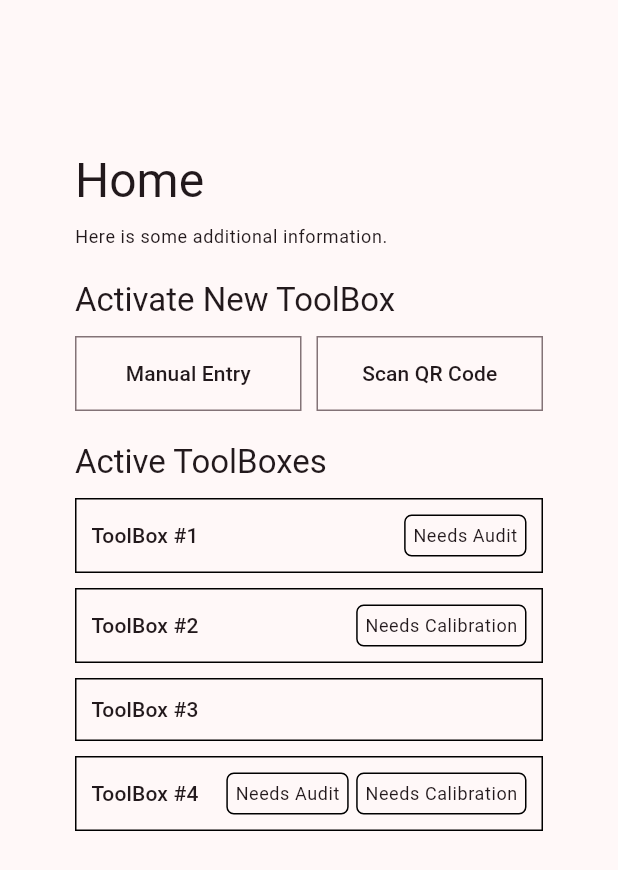
After one commit to aryan-parcell/toolsight, a Flutter app: the screen it shows after launch, after a tap on "Login", on a phone screen of 412 x 824 dp. The commit adds this screen. Shown: the top 870 px of the screen. Run offline on Flutter 3.47's test engine with Material 3 defaults, Android fonts, the phone set to English and light mode, and no system bars; our stand-ins replace go_router.

Commit message:
Create and reuse shared app_scaffold

```diff
--- a/lib/pages/home.dart
+++ b/lib/pages/home.dart
@@ -1,5 +1,6 @@
 import 'package:flutter/material.dart';
 import 'package:go_router/go_router.dart';
+import 'package:toolsight/widgets/app_scaffold.dart';
 import 'package:toolsight/widgets/wide_button.dart';
 import 'package:toolsight/models/toolbox.dart';
 import 'package:toolsight/router.dart';
@@ -36,9 +37,8 @@ class _HomeState extends State<Home> {
 
   @override
   Widget build(BuildContext context) {
-    return Scaffold(
-      body: Padding(
-        padding: const EdgeInsets.symmetric(horizontal: 50, vertical: 100),
+    return AppScaffold(
+      allowBack: false,
       child: Column(
         crossAxisAlignment: CrossAxisAlignment.start,
         spacing: 20,
@@ -102,7 +102,6 @@ class _HomeState extends State<Home> {
           ),
         ],
       ),
-      ),
     );
   }
 }
--- a/lib/pages/login.dart
+++ b/lib/pages/login.dart
@@ -1,5 +1,6 @@
 import 'package:flutter/material.dart';
 import 'package:go_router/go_router.dart';
+import 'package:toolsight/widgets/app_scaffold.dart';
 import 'package:toolsight/widgets/text_input_section.dart';
 import 'package:toolsight/widgets/wide_button.dart';
 import 'package:toolsight/router.dart';
@@ -26,9 +27,8 @@ class _LoginState extends State<Login> {
 
   @override
   Widget build(BuildContext context) {
-    return Scaffold(
-      body: Padding(
-        padding: const EdgeInsets.symmetric(horizontal: 50, vertical: 100),
+    return AppScaffold(
+      allowBack: false,
       child: Column(
         mainAxisAlignment: MainAxisAlignment.center,
         spacing: 20,
@@ -71,7 +71,6 @@ class _LoginState extends State<Login> {
           ),
         ],
       ),
-      ),
     );
   }
 }
--- /dev/null
+++ b/lib/widgets/app_scaffold.dart
@@ -0,0 +1,41 @@
+import 'package:flutter/material.dart';
+import 'package:go_router/go_router.dart';
+
+class AppScaffold extends StatefulWidget {
+  final Widget child;
+  final bool allowBack;
+
+  const AppScaffold({
+    super.key,
+    required this.child,
+    this.allowBack = true,
+  });
+
+  @override
+  State<AppScaffold> createState() => _AppScaffoldState();
+}
+
+class _AppScaffoldState extends State<AppScaffold> {
+  @override
+  Widget build(BuildContext context) {
+    return Scaffold(
+      body: Stack(
+        children: [
+          Padding(
+            padding: const EdgeInsets.symmetric(horizontal: 50, vertical: 100),
+            child: widget.child,
+          ),
+          if (widget.allowBack)
+            Positioned(
+              top: 50,
+              left: 38,
+              child: IconButton(
+                icon: const Icon(Icons.arrow_back),
+                onPressed: () => context.pop(),
+              ),
+            ),
+        ],
+      ),
+    );
+  }
+}
```
Also changed, not shown: lib/pages/manual_entry.dart (+3 -17 lines), lib/pages/scan_toolbox.dart (+4 -20 lines). Lines whose indentation alone changed are shown as unchanged.
